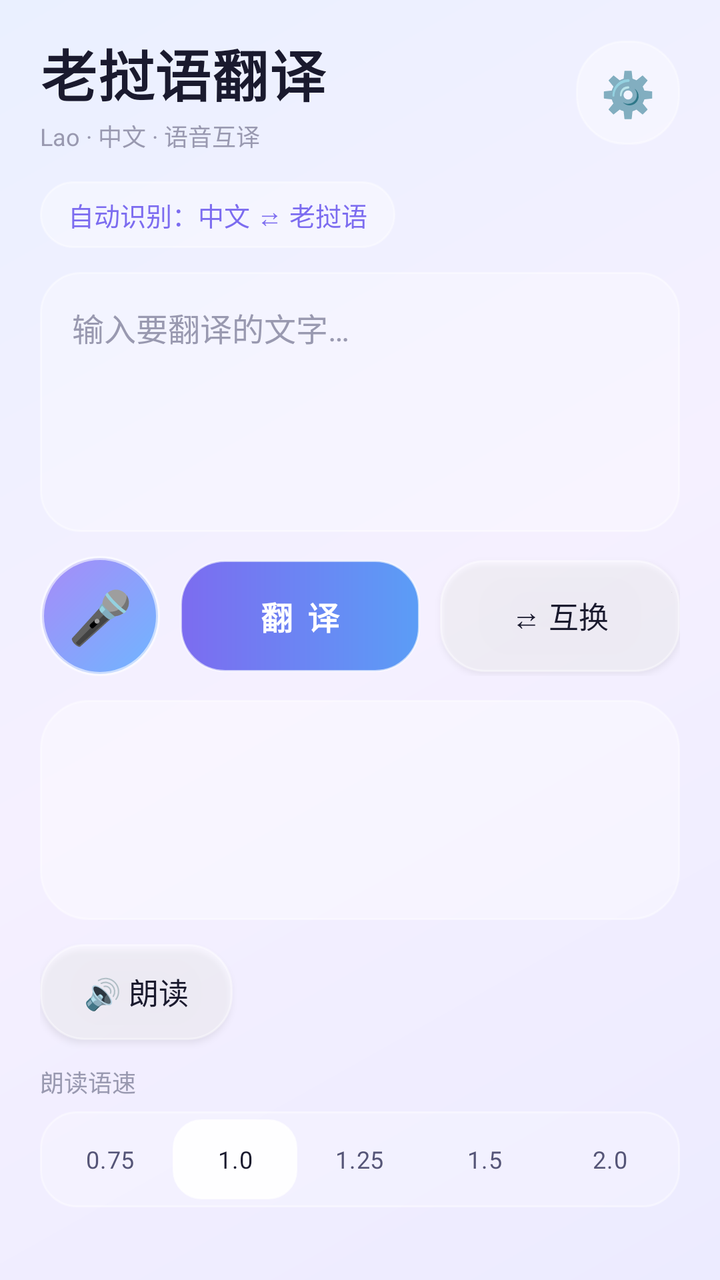
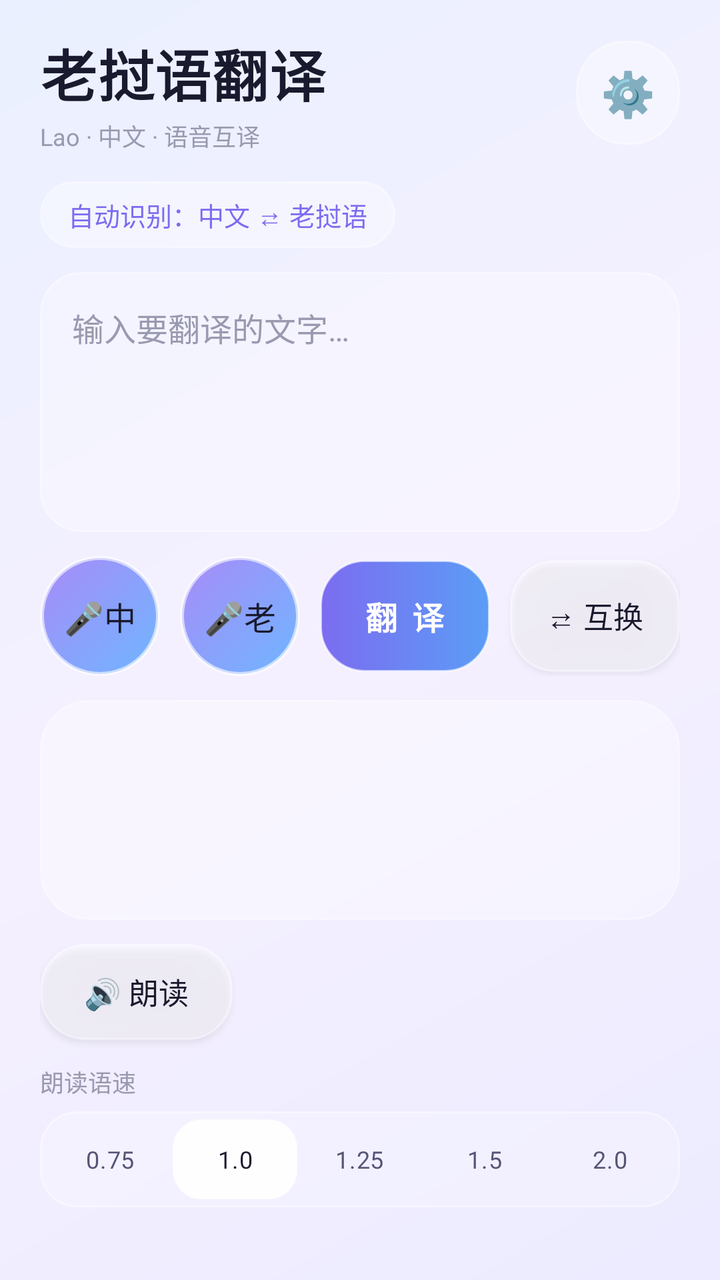

Screens rendered from an Android XML layout before and after an edit, with the pre-edit source and the edit as a unified diff.
<!-- AndroidManifest.xml: application theme Theme.LaoTran -->
<!-- res/layout/activity_main.xml -->
<?xml version="1.0" encoding="utf-8"?>
<LinearLayout xmlns:android="http://schemas.android.com/apk/res/android"
    android:layout_width="match_parent"
    android:layout_height="match_parent"
    android:orientation="vertical"
    android:fitsSystemWindows="true"
    android:paddingStart="20dp"
    android:paddingEnd="20dp"
    android:paddingTop="16dp"
    android:paddingBottom="16dp">

    
    <LinearLayout
        android:layout_width="match_parent"
        android:layout_height="wrap_content"
        android:orientation="horizontal"
        android:gravity="center_vertical">

        <LinearLayout
            android:layout_width="0dp"
            android:layout_height="wrap_content"
            android:layout_weight="1"
            android:orientation="vertical">

            <TextView
                android:layout_width="wrap_content"
                android:layout_height="wrap_content"
                android:text="老挝语翻译"
                android:textSize="28sp"
                android:textStyle="bold"
                android:textColor="@color/text_primary"
                android:letterSpacing="0.02" />

            <TextView
                android:layout_width="wrap_content"
                android:layout_height="wrap_content"
                android:text="Lao · 中文 · 语音互译"
                android:textSize="12sp"
                android:textColor="@color/text_hint"
                android:layout_marginTop="2dp" />
        </LinearLayout>

        <Button
            android:id="@+id/settingsBtn"
            android:layout_width="52dp"
            android:layout_height="52dp"
            android:minWidth="0dp"
            android:minHeight="0dp"
            android:padding="0dp"
            android:background="@drawable/bg_glass_card"
            android:text="⚙️"
            android:textSize="22sp"
            android:insetTop="0dp"
            android:insetBottom="0dp" />
    </LinearLayout>

    
    <TextView
        android:id="@+id/dirLabel"
        android:layout_width="wrap_content"
        android:layout_height="wrap_content"
        android:background="@drawable/bg_glass_chip"
        android:paddingStart="14dp"
        android:paddingEnd="14dp"
        android:paddingTop="7dp"
        android:paddingBottom="7dp"
        android:text="自动识别：中文 ⇄ 老挝语"
        android:textSize="13sp"
        android:textColor="@color/accent_purple"
        android:clickable="true"
        android:focusable="true"
        android:contentDescription="翻译方向：点击切换 自动 / 中文转老挝语 / 老挝语转中文"
        android:layout_marginTop="14dp"
        android:layout_marginBottom="12dp" />

    
    <EditText
        android:id="@+id/inputText"
        android:layout_width="match_parent"
        android:layout_height="wrap_content"
        android:minHeight="130dp"
        android:gravity="top|start"
        android:background="@drawable/bg_glass_input"
        android:padding="16dp"
        android:hint="输入要翻译的文字…"
        android:textColorHint="@color/text_hint"
        android:textColor="@color/text_primary"
        android:textSize="16sp"
        android:inputType="textMultiLine"
        android:minLines="4" />

    
    <LinearLayout
        android:layout_width="match_parent"
        android:layout_height="wrap_content"
        android:orientation="horizontal"
        android:gravity="center_vertical"
        android:layout_marginTop="12dp">

        <Button
            android:id="@+id/voiceBtn"
            android:layout_width="60dp"
            android:layout_height="60dp"
            android:minWidth="0dp"
            android:minHeight="0dp"
            android:padding="0dp"
            android:insetTop="0dp"
            android:insetBottom="0dp"
            android:background="@drawable/bg_mic_circle"
            android:text="🎤"
            android:textSize="26sp"
            android:contentDescription="语音输入"
            android:layout_marginEnd="10dp" />

        <Button
            android:id="@+id/translateBtn"
            android:layout_width="0dp"
            android:layout_height="56dp"
            android:layout_weight="1"
            android:minWidth="0dp"
            android:minHeight="0dp"
            android:insetTop="0dp"
            android:insetBottom="0dp"
            android:background="@drawable/bg_glass_primary"
            android:text="翻 译"
            android:textSize="16sp"
            android:textStyle="bold"
            android:textColor="#FFFFFF"
            android:letterSpacing="0.1"
            android:layout_marginEnd="10dp" />

        <Button
            android:id="@+id/swapBtn"
            android:layout_width="0dp"
            android:layout_height="56dp"
            android:layout_weight="1"
            android:minWidth="0dp"
            android:minHeight="0dp"
            android:insetTop="0dp"
            android:insetBottom="0dp"
            android:background="@drawable/bg_glass_secondary"
            android:text="⇄ 互换"
            android:textSize="15sp"
            android:textColor="@color/text_primary" />
    </LinearLayout>

    
    <TextView
        android:id="@+id/resultText"
        android:layout_width="match_parent"
        android:layout_height="wrap_content"
        android:minHeight="110dp"
        android:gravity="top|start"
        android:background="@drawable/bg_glass_card"
        android:padding="16dp"
        android:textSize="18sp"
        android:textColor="@color/text_primary"
        android:lineSpacingExtra="4dp"
        android:text=""
        android:layout_marginTop="12dp" />

    
    <Button
        android:id="@+id/speakBtn"
        android:layout_width="wrap_content"
        android:layout_height="48dp"
        android:minWidth="0dp"
        android:minHeight="0dp"
        android:insetTop="0dp"
        android:insetBottom="0dp"
        android:paddingStart="22dp"
        android:paddingEnd="22dp"
        android:background="@drawable/bg_glass_secondary"
        android:text="🔊 朗读"
        android:textSize="15sp"
        android:textColor="@color/text_primary"
        android:layout_marginTop="12dp" />

    
    <LinearLayout
        android:layout_width="match_parent"
        android:layout_height="wrap_content"
        android:orientation="vertical"
        android:layout_marginTop="12dp">

        <TextView
            android:layout_width="wrap_content"
            android:layout_height="wrap_content"
            android:text="朗读语速"
            android:textSize="12sp"
            android:textColor="@color/text_hint" />

        <RadioGroup
            android:id="@+id/speedGroup"
            android:layout_width="match_parent"
            android:layout_height="wrap_content"
            android:orientation="horizontal"
            android:background="@drawable/bg_glass_pill"
            android:padding="4dp"
            android:layout_marginTop="6dp">

            <RadioButton
                android:id="@+id/speed075"
                android:layout_width="0dp"
                android:layout_height="40dp"
                android:layout_weight="1"
                android:button="@null"
                android:background="@drawable/bg_radio_seg"
                android:gravity="center"
                android:text="0.75"
                android:textSize="12sp"
                android:textColor="@color/text_seg_selector" />

            <RadioButton
                android:id="@+id/speed100"
                android:layout_width="0dp"
                android:layout_height="40dp"
                android:layout_weight="1"
                android:button="@null"
                android:background="@drawable/bg_radio_seg"
                android:gravity="center"
                android:text="1.0"
                android:textSize="12sp"
                android:textColor="@color/text_seg_selector"
                android:checked="true" />

            <RadioButton
                android:id="@+id/speed125"
                android:layout_width="0dp"
                android:layout_height="40dp"
                android:layout_weight="1"
                android:button="@null"
                android:background="@drawable/bg_radio_seg"
                android:gravity="center"
                android:text="1.25"
                android:textSize="12sp"
                android:textColor="@color/text_seg_selector" />

            <RadioButton
                android:id="@+id/speed150"
                android:layout_width="0dp"
                android:layout_height="40dp"
                android:layout_weight="1"
                android:button="@null"
                android:background="@drawable/bg_radio_seg"
                android:gravity="center"
                android:text="1.5"
                android:textSize="12sp"
                android:textColor="@color/text_seg_selector" />

            <RadioButton
                android:id="@+id/speed200"
                android:layout_width="0dp"
                android:layout_height="40dp"
                android:layout_weight="1"
                android:button="@null"
                android:background="@drawable/bg_radio_seg"
                android:gravity="center"
                android:text="2.0"
                android:textSize="12sp"
                android:textColor="@color/text_seg_selector" />
        </RadioGroup>
    </LinearLayout>

    <TextView
        android:id="@+id/statusText"
        android:layout_width="match_parent"
        android:layout_height="wrap_content"
        android:textSize="12sp"
        android:textColor="@color/text_hint"
        android:layout_marginTop="10dp" />

</LinearLayout>
<!-- resources referenced by this layout -->
<resources>
  <color name="accent_purple">#7C6CF0</color>
  <color name="text_hint">#9999B0</color>
  <color name="text_primary">#1A1A2E</color>
  <!-- drawable bg_glass_card (drawable) -->
  <?xml version="1.0" encoding="utf-8"?>
  <shape xmlns:android="http://schemas.android.com/apk/res/android"
      android:shape="rectangle">
      <corners android:radius="24dp" />
      <solid android:color="@color/glass_card" />
      <stroke
          android:width="1dp"
          android:color="@color/glass_stroke" />
  </shape>
  <!-- drawable bg_glass_chip (drawable) -->
  <?xml version="1.0" encoding="utf-8"?>
  <shape xmlns:android="http://schemas.android.com/apk/res/android"
      android:shape="rectangle">
      <corners android:radius="999dp" />
      <solid android:color="@color/glass_card" />
      <stroke
          android:width="1dp"
          android:color="@color/glass_stroke" />
  </shape>
  <!-- drawable bg_glass_input (drawable) -->
  <?xml version="1.0" encoding="utf-8"?>
  <shape xmlns:android="http://schemas.android.com/apk/res/android"
      android:shape="rectangle">
      <corners android:radius="20dp" />
      <solid android:color="@color/glass_input" />
      <stroke
          android:width="1dp"
          android:color="@color/glass_stroke" />
  </shape>
  <!-- drawable bg_glass_pill (drawable) -->
  <?xml version="1.0" encoding="utf-8"?>
  <shape xmlns:android="http://schemas.android.com/apk/res/android"
      android:shape="rectangle">
      <corners android:radius="18dp" />
      <solid android:color="#33FFFFFF" />
      <stroke
          android:width="1dp"
          android:color="@color/glass_stroke" />
  </shape>
  <!-- drawable bg_glass_secondary (drawable) -->
  <?xml version="1.0" encoding="utf-8"?>
  <shape xmlns:android="http://schemas.android.com/apk/res/android"
      android:shape="rectangle">
      <corners android:radius="22dp" />
      <solid android:color="@color/glass_card_mid" />
      <stroke
          android:width="1dp"
          android:color="@color/glass_stroke" />
  </shape>
  <!-- drawable bg_radio_seg (drawable) -->
  <?xml version="1.0" encoding="utf-8"?>
  <selector xmlns:android="http://schemas.android.com/apk/res/android">
      <item android:state_checked="true" android:drawable="@drawable/bg_glass_pill_selected" />
      <item android:drawable="@android:color/transparent" />
  </selector>
  <color name="glass_card">#55FFFFFF</color>
  <color name="glass_stroke">#66FFFFFF</color>
  <color name="glass_input">#40FFFFFF</color>
  <color name="accent_blue">#5B9DF6</color>
  <color name="glass_stroke_high">#99FFFFFF</color>
  <color name="glass_card_mid">#66FFFFFF</color>
  <color name="mic_gradient_start">#A78BF8</color>
  <color name="mic_gradient_end">#6FB6FF</color>
  <!-- drawable bg_glass_pill_selected (drawable) -->
  <?xml version="1.0" encoding="utf-8"?>
  <shape xmlns:android="http://schemas.android.com/apk/res/android"
      android:shape="rectangle">
      <corners android:radius="14dp" />
      <solid android:color="#E8FFFFFF" />
      <stroke
          android:width="1dp"
          android:color="#CCFFFFFF" />
  </shape>
  <!-- drawable bg_gradient (drawable) -->
  <?xml version="1.0" encoding="utf-8"?>
  <shape xmlns:android="http://schemas.android.com/apk/res/android"
      android:shape="rectangle">
      <gradient
          android:angle="135"
          android:startColor="@color/gradient_start"
          android:centerColor="@color/gradient_mid"
          android:endColor="@color/gradient_end"
          android:type="linear" />
  </shape>
  <color name="glass_surface">#CCFFFFFF</color>
  <color name="gradient_start">#ECEBFF</color>
  <color name="gradient_mid">#F5F0FF</color>
  <color name="gradient_end">#EAF0FF</color>
  <!-- unchanged entries left out for length: 3 -->
</resources>

<!-- the commit's change to res/layout/activity_main.xml (unified diff, before → after) -->
@@ -98,7 +98,7 @@
         android:layout_marginTop="12dp">
 
         <Button
-            android:id="@+id/voiceBtn"
+            android:id="@+id/voiceZhBtn"
             android:layout_width="60dp"
             android:layout_height="60dp"
             android:minWidth="0dp"
@@ -107,9 +107,24 @@
             android:insetTop="0dp"
             android:insetBottom="0dp"
             android:background="@drawable/bg_mic_circle"
-            android:text="🎤"
-            android:textSize="26sp"
-            android:contentDescription="语音输入"
+            android:text="🎤中"
+            android:textSize="16sp"
+            android:contentDescription="中文语音输入"
+            android:layout_marginEnd="10dp" />
+
+        <Button
+            android:id="@+id/voiceLaBtn"
+            android:layout_width="60dp"
+            android:layout_height="60dp"
+            android:minWidth="0dp"
+            android:minHeight="0dp"
+            android:padding="0dp"
+            android:insetTop="0dp"
+            android:insetBottom="0dp"
+            android:background="@drawable/bg_mic_circle"
+            android:text="🎤老"
+            android:textSize="16sp"
+            android:contentDescription="老挝语语音输入"
             android:layout_marginEnd="10dp" />
 
         <Button
